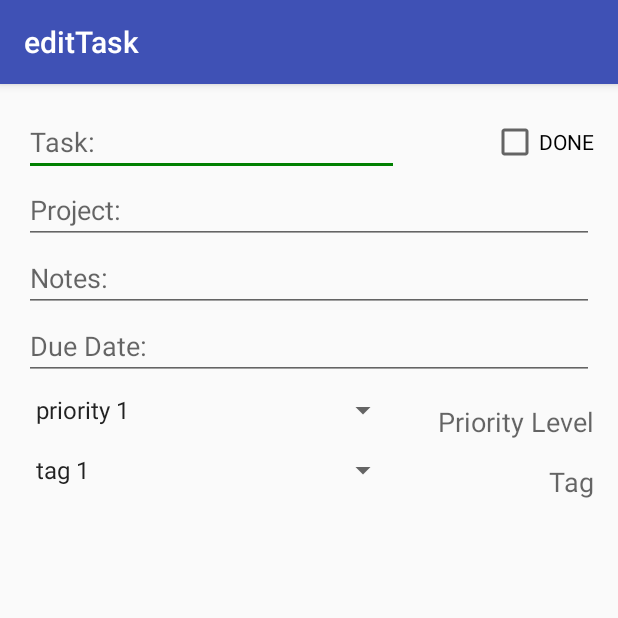
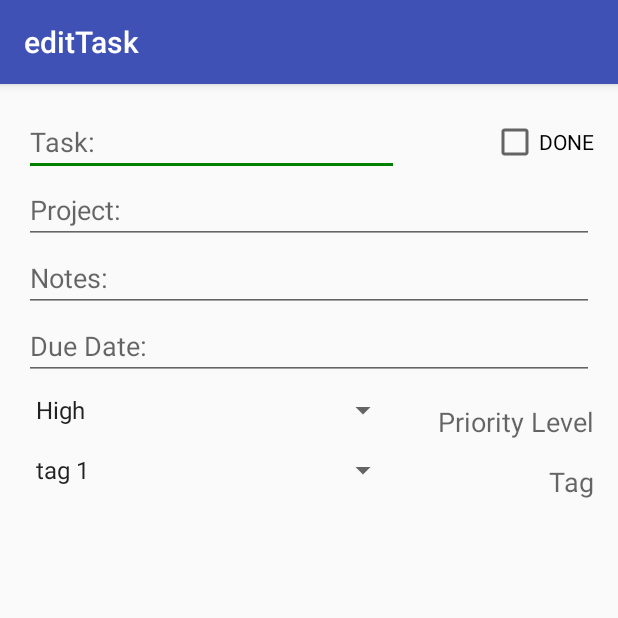
Before and after one commit to sravnyag/TimeLords, an Android app: the ditTask screen opened directly, with no data from a screen before it, after a tap on "ENTER", on a phone screen of 412 x 824 dp, the top half of it. Run offline under Robolectric (Android 15) with nearby library versions, the phone set to English and light mode, and no system bars.

Commit message:
creating new Task and setting its attributes

```diff
--- a/TaskPlanner/app/src/main/java/com/example/bhouts/taskplanner/Task.java
+++ b/TaskPlanner/app/src/main/java/com/example/bhouts/taskplanner/Task.java
@@ -99,6 +99,11 @@ public class Task implements TaskInterface{
         dateDue = null;
     }
 
+    // setName - this
+    // pre: none
+    // post: sets name to initially empty Tname attribute in a task obj
+    public void setName(String userInput) {this.Tname = userInput; }
+
     // setName
     // pre: none
     // post: sets name to initially empty Tname attribute in a task obj
@@ -120,6 +125,13 @@ public class Task implements TaskInterface{
         task.Pname = userInput;
     }
 
+    // setDueDate - this
+    // pre: none
+    // post: sets DueDate attribute for a task obj
+    public void setDueDate(Date userInput){
+        this.dateDue = userInput;
+    }
+
     // setDueDate
     // pre: none
     // post: sets DueDate attribute for a task obj
@@ -132,6 +144,14 @@ public class Task implements TaskInterface{
     // post: sets Duration for a task obj
     public void setDuration(Task task, Duration userInput){
         task.duration = userInput;
+    }
+
+    // setPriority - this
+    // pre: none
+    // post: sets priority for a task obj
+    public void setPriority(String userInput){
+        Priority p = new Priority (userInput);
+        this.priority = p;
     }
 
     // setPriority
--- a/TaskPlanner/app/src/main/java/com/example/bhouts/taskplanner/TaskInterface.java
+++ b/TaskPlanner/app/src/main/java/com/example/bhouts/taskplanner/TaskInterface.java
@@ -10,6 +10,12 @@ import javax.xml.datatype.Duration;
  * Created by Julia on 7/15/2016.
  */
 public interface TaskInterface {
+
+    // setName - this
+    // pre: none
+    // post: adds name to initially empty Tname attribute in a task obj
+    // notes:
+    public void setName(String userInput);
 
     // setName
     // pre: none
@@ -29,6 +35,11 @@ public interface TaskInterface {
     // notes: create check for existing project-if project DNE call create new project method
     public void setProject(Task task, String userInput);
 
+    // setDueDate - this
+    // pre: none
+    // post: sets DueDate attribute for a task obj
+    public void setDueDate(Date userInput);
+
     // setDueDate
     // pre: none
     // post: sets DueDate attribute for a task obj
@@ -38,6 +49,11 @@ public interface TaskInterface {
     // pre: none
     // post: sets Duration for a task obj
     public void setDuration(Task task, Duration userInput);
+
+    // setPriority - this
+    // pre: none
+    // post: sets priority for a task obj
+    public void setPriority(String userInput);
 
     // setPriority
     // pre: none
--- a/TaskPlanner/app/src/main/java/com/example/bhouts/taskplanner/ditTask.java
+++ b/TaskPlanner/app/src/main/java/com/example/bhouts/taskplanner/ditTask.java
@@ -13,6 +13,10 @@ import android.widget.Spinner;
 import android.widget.ArrayAdapter;
 import java.util.List;
 import java.util.ArrayList;
+import java.util.Date;
+import java.text.DateFormat;
+import java.text.SimpleDateFormat;
+import java.text.ParseException;
 
 public class ditTask extends AppCompatActivity {
 
@@ -26,9 +30,9 @@ public class ditTask extends AppCompatActivity {
     public void populatePrioritySpinner(Spinner spinner1,
                                         Spinner spinner2) {
         List<String> priority_list = new ArrayList<String>();
-        priority_list.add("priority 1");
-        priority_list.add("priority 2");
-        priority_list.add("priority 3");
+        priority_list.add("High");
+        priority_list.add("Med");
+        priority_list.add("Low");
         ArrayAdapter<String> dataAdapter1 =
                 new ArrayAdapter<String>(this, android.R.layout
                         .simple_spinner_item, priority_list);
@@ -57,6 +61,11 @@ public class ditTask extends AppCompatActivity {
 
         task_enter = (Button) findViewById(R.id.task_enter);
 
+        // set example spinners
+        Spinner priority = (Spinner) findViewById(R.id.priority_choice);
+        Spinner tag = (Spinner) findViewById(R.id.tag_choice);
+        populatePrioritySpinner(priority, tag); // run test list
+
         //when task_done button pushed, creates new Task instance
         listen_task = new View.OnClickListener(){
             @Override
@@ -75,12 +84,31 @@ public class ditTask extends AppCompatActivity {
                 String notes1 = notes.getText().toString();
 
                 Task newTask = new Task();
+
+                // // creating new Task and setting its attributes
+                //setName
+                newTask.setName(((taskName.equals(null)) ? "no_name" :
+                        taskName1));
+                //set DueDate;
+                try {
+                    DateFormat format =
+                            new SimpleDateFormat("MM/dd/yyyy");
+                    String DueDateStr =
+                            ((EditText) findViewById(R.id.textDueDate))
+                                    .getText().toString();
+                    newTask.setDueDate(format.parse(DueDateStr));
+                } catch (ParseException e) {
+                    e.printStackTrace();
+                }
+                //set priorit level
+                String priorityStr =
+                        ((EditText) findViewById(R.id.notes))
+                                .getText().toString();
+                newTask.setPriority(((priorityStr.equals(null)) ?
+                        "no_name" :
+                        priorityStr));
             }
         };
         task_enter.setOnClickListener(listen_task);
-
-        Spinner priority = (Spinner) findViewById(R.id.priority_choice);
-        Spinner tag = (Spinner) findViewById(R.id.tag_choice);
-        populatePrioritySpinner(priority, tag); // run test list
     }
 }
--- a/TaskPlanner/app/src/main/res/layout/content_dit_task.xml
+++ b/TaskPlanner/app/src/main/res/layout/content_dit_task.xml
@@ -57,7 +57,7 @@
         android:layout_height="wrap_content"
         android:inputType="date"
         android:ems="10"
-        android:id="@+id/editText"
+        android:id="@+id/textDueDate"
         android:layout_below="@+id/notes"
         android:layout_alignParentLeft="true"
         android:layout_alignParentStart="true"
@@ -75,7 +75,7 @@
         android:layout_height="40dp"
         android:id="@+id/priority_choice"
         android:spinnerMode="dropdown"
-        android:layout_below="@+id/editText"
+        android:layout_below="@+id/textDueDate"
         android:layout_alignParentLeft="true"
         android:layout_alignParentStart="true"
         android:layout_alignRight="@+id/taskName"
```
